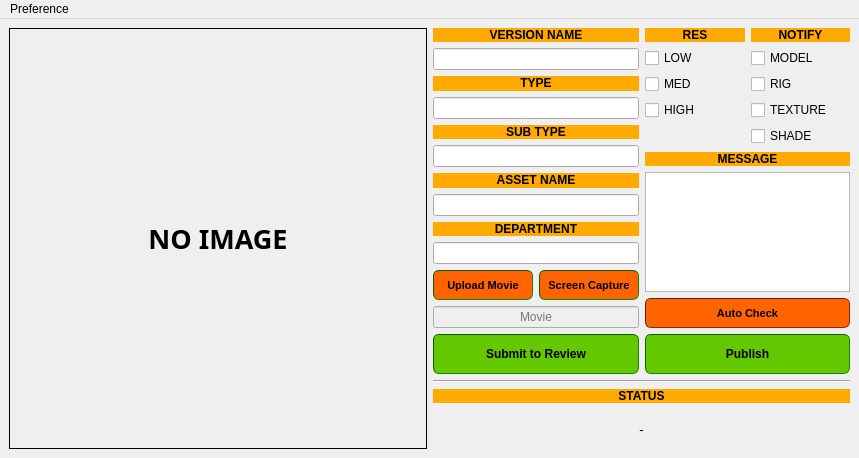
The window that publish/rf_asset_publish/ui.ui (ChanonVilaiyuk/rftool) describes before a commit, drawn with Qt 5.
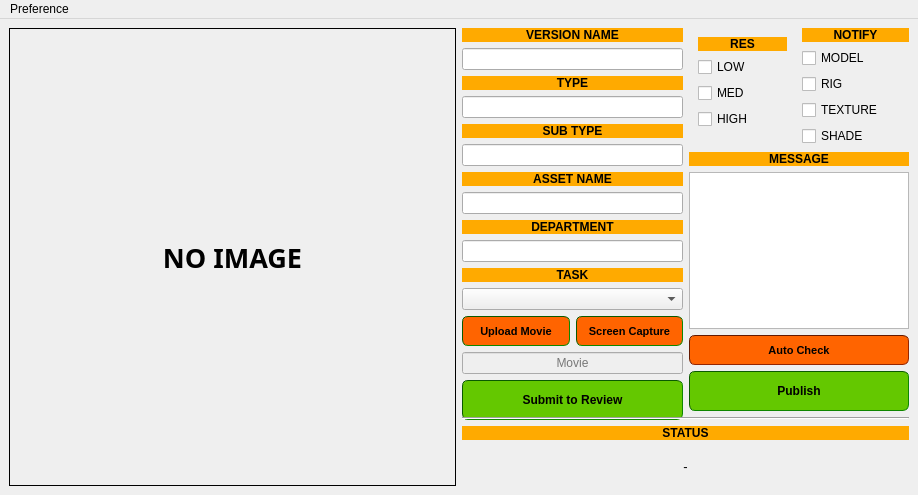
The same window after the commit.

Patch:
```diff
--- a/publish/rf_asset_publish/ui.ui
+++ b/publish/rf_asset_publish/ui.ui
@@ -9,8 +9,8 @@
    <rect>
     <x>0</x>
     <y>0</y>
-    <width>859</width>
-    <height>458</height>
+    <width>918</width>
+    <height>495</height>
    </rect>
   </property>
   <property name="minimumSize">
@@ -2320,6 +2320,9 @@
               <property name="enabled">
                <bool>true</bool>
               </property>
+              <property name="text">
+               <string/>
+              </property>
               <property name="alignment">
                <set>Qt::AlignCenter</set>
               </property>
@@ -2328,6 +2331,449 @@
               </property>
              </widget>
             </item>
+            <item>
+             <widget class="QLabel" name="label_12">
+              <property name="palette">
+               <palette>
+                <active>
+                 <colorrole role="WindowText">
+                  <brush brushstyle="SolidPattern">
+                   <color alpha="255">
+                    <red>0</red>
+                    <green>0</green>
+                    <blue>0</blue>
+                   </color>
+                  </brush>
+                 </colorrole>
+                 <colorrole role="Button">
+                  <brush brushstyle="SolidPattern">
+                   <color alpha="255">
+                    <red>255</red>
+                    <green>170</green>
+                    <blue>0</blue>
+                   </color>
+                  </brush>
+                 </colorrole>
+                 <colorrole role="Light">
+                  <brush brushstyle="SolidPattern">
+                   <color alpha="255">
+                    <red>255</red>
+                    <green>213</green>
+                    <blue>127</blue>
+                   </color>
+                  </brush>
+                 </colorrole>
+                 <colorrole role="Midlight">
+                  <brush brushstyle="SolidPattern">
+                   <color alpha="255">
+                    <red>255</red>
+                    <green>191</green>
+                    <blue>63</blue>
+                   </color>
+                  </brush>
+                 </colorrole>
+                 <colorrole role="Dark">
+                  <brush brushstyle="SolidPattern">
+                   <color alpha="255">
+                    <red>127</red>
+                    <green>85</green>
+                    <blue>0</blue>
+                   </color>
+                  </brush>
+                 </colorrole>
+                 <colorrole role="Mid">
+                  <brush brushstyle="SolidPattern">
+                   <color alpha="255">
+                    <red>170</red>
+                    <green>113</green>
+                    <blue>0</blue>
+                   </color>
+                  </brush>
+                 </colorrole>
+                 <colorrole role="Text">
+                  <brush brushstyle="SolidPattern">
+                   <color alpha="255">
+                    <red>0</red>
+                    <green>0</green>
+                    <blue>0</blue>
+                   </color>
+                  </brush>
+                 </colorrole>
+                 <colorrole role="BrightText">
+                  <brush brushstyle="SolidPattern">
+                   <color alpha="255">
+                    <red>255</red>
+                    <green>255</green>
+                    <blue>255</blue>
+                   </color>
+                  </brush>
+                 </colorrole>
+                 <colorrole role="ButtonText">
+                  <brush brushstyle="SolidPattern">
+                   <color alpha="255">
+                    <red>0</red>
+                    <green>0</green>
+                    <blue>0</blue>
+                   </color>
+                  </brush>
+                 </colorrole>
+                 <colorrole role="Base">
+                  <brush brushstyle="SolidPattern">
+                   <color alpha="255">
+                    <red>255</red>
+                    <green>255</green>
+                    <blue>255</blue>
+                   </color>
+                  </brush>
+                 </colorrole>
+                 <colorrole role="Window">
+                  <brush brushstyle="SolidPattern">
+                   <color alpha="255">
+                    <red>255</red>
+                    <green>170</green>
+                    <blue>0</blue>
+                   </color>
+                  </brush>
+                 </colorrole>
+                 <colorrole role="Shadow">
+                  <brush brushstyle="SolidPattern">
+                   <color alpha="255">
+                    <red>0</red>
+                    <green>0</green>
+                    <blue>0</blue>
+                   </color>
+                  </brush>
+                 </colorrole>
+                 <colorrole role="AlternateBase">
+                  <brush brushstyle="SolidPattern">
+                   <color alpha="255">
+                    <red>255</red>
+                    <green>212</green>
+                    <blue>127</blue>
+                   </color>
+                  </brush>
+                 </colorrole>
+                 <colorrole role="ToolTipBase">
+                  <brush brushstyle="SolidPattern">
+                   <color alpha="255">
+                    <red>255</red>
+                    <green>255</green>
+                    <blue>220</blue>
+                   </color>
+                  </brush>
+                 </colorrole>
+                 <colorrole role="ToolTipText">
+                  <brush brushstyle="SolidPattern">
+                   <color alpha="255">
+                    <red>0</red>
+                    <green>0</green>
+                    <blue>0</blue>
+                   </color>
+                  </brush>
+                 </colorrole>
+                </active>
+                <inactive>
+                 <colorrole role="WindowText">
+                  <brush brushstyle="SolidPattern">
+                   <color alpha="255">
+                    <red>0</red>
+                    <green>0</green>
+                    <blue>0</blue>
+                   </color>
+                  </brush>
+                 </colorrole>
+                 <colorrole role="Button">
+                  <brush brushstyle="SolidPattern">
+                   <color alpha="255">
+                    <red>255</red>
+                    <green>170</green>
+                    <blue>0</blue>
+                   </color>
+                  </brush>
+                 </colorrole>
+                 <colorrole role="Light">
+                  <brush brushstyle="SolidPattern">
+                   <color alpha="255">
+                    <red>255</red>
+                    <green>213</green>
+                    <blue>127</blue>
+                   </color>
+                  </brush>
+                 </colorrole>
+                 <colorrole role="Midlight">
+                  <brush brushstyle="SolidPattern">
+                   <color alpha="255">
+                    <red>255</red>
+                    <green>191</green>
+                    <blue>63</blue>
+                   </color>
+                  </brush>
+                 </colorrole>
+                 <colorrole role="Dark">
+                  <brush brushstyle="SolidPattern">
+                   <color alpha="255">
+                    <red>127</red>
+                    <green>85</green>
+                    <blue>0</blue>
+                   </color>
+                  </brush>
+                 </colorrole>
+                 <colorrole role="Mid">
+                  <brush brushstyle="SolidPattern">
+                   <color alpha="255">
+                    <red>170</red>
+                    <green>113</green>
+                    <blue>0</blue>
+                   </color>
+                  </brush>
+                 </colorrole>
+                 <colorrole role="Text">
+                  <brush brushstyle="SolidPattern">
+                   <color alpha="255">
+                    <red>0</red>
+                    <green>0</green>
+                    <blue>0</blue>
+                   </color>
+                  </brush>
+                 </colorrole>
+                 <colorrole role="BrightText">
+                  <brush brushstyle="SolidPattern">
+                   <color alpha="255">
+                    <red>255</red>
+                    <green>255</green>
+                    <blue>255</blue>
+                   </color>
+                  </brush>
+                 </colorrole>
+                 <colorrole role="ButtonText">
+                  <brush brushstyle="SolidPattern">
+                   <color alpha="255">
+                    <red>0</red>
+                    <green>0</green>
+                    <blue>0</blue>
+                   </color>
+                  </brush>
+                 </colorrole>
+                 <colorrole role="Base">
+                  <brush brushstyle="SolidPattern">
+                   <color alpha="255">
+                    <red>255</red>
+                    <green>255</green>
+                    <blue>255</blue>
+                   </color>
+                  </brush>
+                 </colorrole>
+                 <colorrole role="Window">
+                  <brush brushstyle="SolidPattern">
+                   <color alpha="255">
+                    <red>255</red>
+                    <green>170</green>
+                    <blue>0</blue>
+                   </color>
+                  </brush>
+                 </colorrole>
+                 <colorrole role="Shadow">
+                  <brush brushstyle="SolidPattern">
+                   <color alpha="255">
+                    <red>0</red>
+                    <green>0</green>
+                    <blue>0</blue>
+                   </color>
+                  </brush>
+                 </colorrole>
+                 <colorrole role="AlternateBase">
+                  <brush brushstyle="SolidPattern">
+                   <color alpha="255">
+                    <red>255</red>
+                    <green>212</green>
+                    <blue>127</blue>
+                   </color>
+                  </brush>
+                 </colorrole>
+                 <colorrole role="ToolTipBase">
+                  <brush brushstyle="SolidPattern">
+                   <color alpha="255">
+                    <red>255</red>
+                    <green>255</green>
+                    <blue>220</blue>
+                   </color>
+                  </brush>
+                 </colorrole>
+                 <colorrole role="ToolTipText">
+                  <brush brushstyle="SolidPattern">
+                   <color alpha="255">
+                    <red>0</red>
+                    <green>0</green>
+                    <blue>0</blue>
+                   </color>
+                  </brush>
+                 </colorrole>
+                </inactive>
+                <disabled>
+                 <colorrole role="WindowText">
+                  <brush brushstyle="SolidPattern">
+                   <color alpha="255">
+                    <red>127</red>
+                    <green>85</green>
+                    <blue>0</blue>
+                   </color>
+                  </brush>
+                 </colorrole>
+                 <colorrole role="Button">
+                  <brush brushstyle="SolidPattern">
+                   <color alpha="255">
+                    <red>255</red>
+                    <green>170</green>
+                    <blue>0</blue>
+                   </color>
+                  </brush>
+                 </colorrole>
+                 <colorrole role="Light">
+                  <brush brushstyle="SolidPattern">
+                   <color alpha="255">
+                    <red>255</red>
+                    <green>213</green>
+                    <blue>127</blue>
+                   </color>
+                  </brush>
+                 </colorrole>
+                 <colorrole role="Midlight">
+                  <brush brushstyle="SolidPattern">
+                   <color alpha="255">
+                    <red>255</red>
+                    <green>191</green>
+                    <blue>63</blue>
+                   </color>
+                  </brush>
+                 </colorrole>
+                 <colorrole role="Dark">
+                  <brush brushstyle="SolidPattern">
+                   <color alpha="255">
+                    <red>127</red>
+                    <green>85</green>
+                    <blue>0</blue>
+                   </color>
+                  </brush>
+                 </colorrole>
+                 <colorrole role="Mid">
+                  <brush brushstyle="SolidPattern">
+                   <color alpha="255">
+                    <red>170</red>
+                    <green>113</green>
+                    <blue>0</blue>
+                   </color>
+                  </brush>
+                 </colorrole>
+                 <colorrole role="Text">
+                  <brush brushstyle="SolidPattern">
+                   <color alpha="255">
+                    <red>127</red>
+                    <green>85</green>
+                    <blue>0</blue>
+                   </color>
+                  </brush>
+                 </colorrole>
+                 <colorrole role="BrightText">
+                  <brush brushstyle="SolidPattern">
+                   <color alpha="255">
+                    <red>255</red>
+                    <green>255</green>
+                    <blue>255</blue>
+                   </color>
+                  </brush>
+                 </colorrole>
+                 <colorrole role="ButtonText">
+                  <brush brushstyle="SolidPattern">
+                   <color alpha="255">
+                    <red>127</red>
+                    <green>85</green>
+                    <blue>0</blue>
+                   </color>
+                  </brush>
+                 </colorrole>
+                 <colorrole role="Base">
+                  <brush brushstyle="SolidPattern">
+                   <color alpha="255">
+                    <red>255</red>
+                    <green>170</green>
+                    <blue>0</blue>
+                   </color>
+                  </brush>
+                 </colorrole>
+                 <colorrole role="Window">
+                  <brush brushstyle="SolidPattern">
+                   <color alpha="255">
+                    <red>255</red>
+                    <green>170</green>
+                    <blue>0</blue>
+                   </color>
+                  </brush>
+                 </colorrole>
+                 <colorrole role="Shadow">
+                  <brush brushstyle="SolidPattern">
+                   <color alpha="255">
+                    <red>0</red>
+                    <green>0</green>
+                    <blue>0</blue>
+                   </color>
+                  </brush>
+                 </colorrole>
+                 <colorrole role="AlternateBase">
+                  <brush brushstyle="SolidPattern">
+                   <color alpha="255">
+                    <red>255</red>
+                    <green>170</green>
+                    <blue>0</blue>
+                   </color>
+                  </brush>
+                 </colorrole>
+                 <colorrole role="ToolTipBase">
+                  <brush brushstyle="SolidPattern">
+                   <color alpha="255">
+                    <red>255</red>
+                    <green>255</green>
+                    <blue>220</blue>
+                   </color>
+                  </brush>
+                 </colorrole>
+                 <colorrole role="ToolTipText">
+                  <brush brushstyle="SolidPattern">
+                   <color alpha="255">
+                    <red>0</red>
+                    <green>0</green>
+                    <blue>0</blue>
+                   </color>
+                  </brush>
+                 </colorrole>
+                </disabled>
+               </palette>
+              </property>
+              <property name="font">
+               <font>
+                <weight>75</weight>
+                <bold>true</bold>
+               </font>
+              </property>
+              <property name="autoFillBackground">
+               <bool>true</bool>
+              </property>
+              <property name="styleSheet">
+               <string notr="true">pLabel-&gt;setStyleSheet(&quot;QLabel { background-color : red; color : blue; }&quot;);</string>
+              </property>
+              <property name="text">
+               <string>&lt;html&gt;&lt;head/&gt;&lt;body&gt;&lt;p align=&quot;center&quot;&gt;&lt;span style=&quot; color:#000000;&quot;&gt;TASK&lt;/span&gt;&lt;/p&gt;&lt;/body&gt;&lt;/html&gt;</string>
+              </property>
+              <property name="scaledContents">
+               <bool>false</bool>
+              </property>
+              <property name="alignment">
+               <set>Qt::AlignCenter</set>
+              </property>
+             </widget>
+            </item>
+            <item>
+             <widget class="QComboBox" name="task_comboBox"/>
+            </item>
             <item>
              <layout class="QHBoxLayout" name="horizontalLayout_5">
               <item>
@@ -3729,6 +4175,7 @@
             <item>
              <layout class="QHBoxLayout" name="horizontalLayout">
               <item>
+               <widget class="QFrame" name="res_frame">
                <layout class="QVBoxLayout" name="verticalLayout_2">
                 <item>
                  <widget class="QLabel" name="label_8">
@@ -4214,6 +4661,7 @@
                  </spacer>
                 </item>
                </layout>
+               </widget>
               </item>
               <item>
                <layout class="QVBoxLayout" name="verticalLayout_3">
@@ -6541,7 +6989,7 @@
     <rect>
      <x>0</x>
      <y>0</y>
-     <width>859</width>
+     <width>918</width>
      <height>21</height>
     </rect>
    </property>
```
Lines whose indentation alone changed are shown as unchanged.
